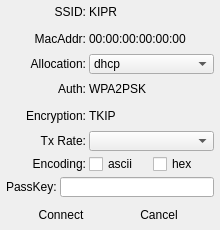
This is cbcui/ui/WifiDialog.ui in kipr/cbc as Qt 5 draws it before an edit. The edited form follows.
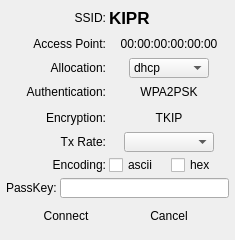
This is the edited form. Icons and pictures are not drawn.

Commit message: Wifi page is really working. It will connect to WPAPSK, OPEN, and Ad-Hoc networks. Haven't tried WEP or Shared yet.

What changed in the file:
```diff
--- a/cbcui/ui/WifiDialog.ui
+++ b/cbcui/ui/WifiDialog.ui
@@ -6,8 +6,8 @@
    <rect>
     <x>0</x>
     <y>0</y>
-    <width>220</width>
-    <height>230</height>
+    <width>235</width>
+    <height>240</height>
    </rect>
   </property>
   <property name="sizePolicy">
@@ -18,14 +18,14 @@
   </property>
   <property name="minimumSize">
    <size>
-    <width>100</width>
-    <height>200</height>
+    <width>235</width>
+    <height>240</height>
    </size>
   </property>
   <property name="maximumSize">
    <size>
-    <width>220</width>
-    <height>230</height>
+    <width>241</width>
+    <height>240</height>
    </size>
   </property>
   <property name="windowTitle">
@@ -42,13 +42,13 @@
     <number>6</number>
    </property>
    <property name="topMargin">
-    <number>0</number>
+    <number>6</number>
    </property>
    <property name="rightMargin">
     <number>6</number>
    </property>
    <property name="bottomMargin">
-    <number>0</number>
+    <number>9</number>
    </property>
    <item>
     <layout class="QHBoxLayout" name="horizontalLayout">
@@ -56,13 +56,13 @@
       <widget class="QLabel" name="label_2">
        <property name="minimumSize">
         <size>
-         <width>80</width>
+         <width>100</width>
          <height>0</height>
         </size>
        </property>
        <property name="maximumSize">
         <size>
-         <width>80</width>
+         <width>100</width>
          <height>16777215</height>
         </size>
        </property>
@@ -76,9 +76,19 @@
      </item>
      <item>
       <widget class="QLabel" name="ui_ssidLabel">
+       <property name="font">
+        <font>
+         <pointsize>13</pointsize>
+         <weight>75</weight>
+         <bold>true</bold>
+        </font>
+       </property>
        <property name="text">
         <string>KIPR</string>
        </property>
+       <property name="alignment">
+        <set>Qt::AlignLeading|Qt::AlignLeft|Qt::AlignVCenter</set>
+       </property>
       </widget>
      </item>
     </layout>
@@ -89,18 +99,18 @@
       <widget class="QLabel" name="label_3">
        <property name="minimumSize">
         <size>
-         <width>80</width>
+         <width>100</width>
          <height>0</height>
         </size>
        </property>
        <property name="maximumSize">
         <size>
-         <width>80</width>
+         <width>100</width>
          <height>16777215</height>
         </size>
        </property>
        <property name="text">
-        <string>MacAddr:</string>
+        <string>Access Point:</string>
        </property>
        <property name="alignment">
         <set>Qt::AlignRight|Qt::AlignTrailing|Qt::AlignVCenter</set>
@@ -112,6 +122,9 @@
        <property name="text">
         <string>00:00:00:00:00:00</string>
        </property>
+       <property name="alignment">
+        <set>Qt::AlignCenter</set>
+       </property>
       </widget>
      </item>
     </layout>
@@ -122,13 +135,13 @@
       <widget class="QLabel" name="label_4">
        <property name="minimumSize">
         <size>
-         <width>80</width>
+         <width>100</width>
          <height>0</height>
         </size>
        </property>
        <property name="maximumSize">
         <size>
-         <width>80</width>
+         <width>100</width>
          <height>16777215</height>
         </size>
        </property>
@@ -140,11 +153,30 @@
        </property>
       </widget>
      </item>
+     <item>
+      <spacer name="horizontalSpacer_2">
+       <property name="orientation">
+        <enum>Qt::Horizontal</enum>
+       </property>
+       <property name="sizeHint" stdset="0">
+        <size>
+         <width>40</width>
+         <height>20</height>
+        </size>
+       </property>
+      </spacer>
+     </item>
      <item>
       <widget class="QComboBox" name="ui_allocationCombo">
+       <property name="minimumSize">
+        <size>
+         <width>80</width>
+         <height>0</height>
+        </size>
+       </property>
        <property name="maximumSize">
         <size>
-         <width>16777215</width>
+         <width>80</width>
          <height>20</height>
         </size>
        </property>
@@ -160,6 +192,19 @@
        </item>
       </widget>
      </item>
+     <item>
+      <spacer name="horizontalSpacer_4">
+       <property name="orientation">
+        <enum>Qt::Horizontal</enum>
+       </property>
+       <property name="sizeHint" stdset="0">
+        <size>
+         <width>40</width>
+         <height>20</height>
+        </size>
+       </property>
+      </spacer>
+     </item>
     </layout>
    </item>
    <item>
@@ -168,18 +213,18 @@
       <widget class="QLabel" name="label_5">
        <property name="minimumSize">
         <size>
-         <width>80</width>
+         <width>100</width>
          <height>0</height>
         </size>
        </property>
        <property name="maximumSize">
         <size>
-         <width>80</width>
+         <width>100</width>
          <height>16777215</height>
         </size>
        </property>
        <property name="text">
-        <string>Auth:</string>
+        <string>Authentication:</string>
        </property>
        <property name="alignment">
         <set>Qt::AlignRight|Qt::AlignTrailing|Qt::AlignVCenter</set>
@@ -191,6 +236,9 @@
        <property name="text">
         <string>WPA2PSK</string>
        </property>
+       <property name="alignment">
+        <set>Qt::AlignCenter</set>
+       </property>
       </widget>
      </item>
     </layout>
@@ -201,13 +249,13 @@
       <widget class="QLabel" name="label_6">
        <property name="minimumSize">
         <size>
-         <width>80</width>
+         <width>100</width>
          <height>0</height>
         </size>
        </property>
        <property name="maximumSize">
         <size>
-         <width>80</width>
+         <width>100</width>
          <height>16777215</height>
         </size>
        </property>
@@ -224,6 +272,9 @@
        <property name="text">
         <string>TKIP</string>
        </property>
+       <property name="alignment">
+        <set>Qt::AlignCenter</set>
+       </property>
       </widget>
      </item>
     </layout>
@@ -234,13 +285,13 @@
       <widget class="QLabel" name="label_7">
        <property name="minimumSize">
         <size>
-         <width>80</width>
+         <width>100</width>
          <height>0</height>
         </size>
        </property>
        <property name="maximumSize">
         <size>
-         <width>80</width>
+         <width>100</width>
          <height>16777215</height>
         </size>
        </property>
@@ -252,16 +303,48 @@
        </property>
       </widget>
      </item>
+     <item>
+      <spacer name="horizontalSpacer">
+       <property name="orientation">
+        <enum>Qt::Horizontal</enum>
+       </property>
+       <property name="sizeHint" stdset="0">
+        <size>
+         <width>40</width>
+         <height>20</height>
+        </size>
+       </property>
+      </spacer>
+     </item>
      <item>
       <widget class="QComboBox" name="ui_txRateCombo">
+       <property name="minimumSize">
+        <size>
+         <width>90</width>
+         <height>0</height>
+        </size>
+       </property>
        <property name="maximumSize">
         <size>
-         <width>16777215</width>
+         <width>90</width>
          <height>20</height>
         </size>
        </property>
       </widget>
      </item>
+     <item>
+      <spacer name="horizontalSpacer_3">
+       <property name="orientation">
+        <enum>Qt::Horizontal</enum>
+       </property>
+       <property name="sizeHint" stdset="0">
+        <size>
+         <width>40</width>
+         <height>20</height>
+        </size>
+       </property>
+      </spacer>
+     </item>
     </layout>
    </item>
    <item>
@@ -270,13 +353,13 @@
       <widget class="QLabel" name="label_8">
        <property name="minimumSize">
         <size>
-         <width>80</width>
+         <width>100</width>
          <height>0</height>
         </size>
        </property>
        <property name="maximumSize">
         <size>
-         <width>80</width>
+         <width>100</width>
          <height>16777215</height>
         </size>
        </property>
```
The commit also changes 18 other files.
